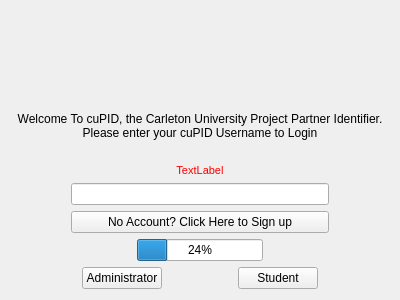
The window that UserAuthentication/loginform.ui (zcharli/carleton-student-project-partner-finder) describes before a commit, drawn with Qt 5.
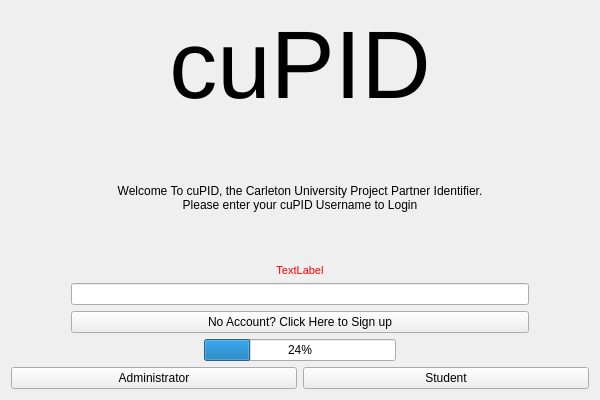
The same window after the commit. Icons and pictures are not drawn.

The edit to the form file:
```diff
--- a/UserAuthentication/loginform.ui
+++ b/UserAuthentication/loginform.ui
@@ -6,8 +6,8 @@
    <rect>
     <x>0</x>
     <y>0</y>
-    <width>400</width>
-    <height>300</height>
+    <width>600</width>
+    <height>400</height>
    </rect>
   </property>
   <property name="windowTitle">
@@ -21,24 +21,42 @@
      </property>
      <item>
       <widget class="QLabel" name="lblheader">
+       <property name="enabled">
+        <bool>true</bool>
+       </property>
+       <property name="minimumSize">
+        <size>
+         <width>0</width>
+         <height>0</height>
+        </size>
+       </property>
        <property name="font">
         <font>
-         <pointsize>50</pointsize>
-         <weight>75</weight>
-         <bold>true</bold>
+         <pointsize>72</pointsize>
+         <weight>50</weight>
+         <bold>false</bold>
         </font>
        </property>
        <property name="autoFillBackground">
-        <bool>true</bool>
+        <bool>false</bool>
+       </property>
+       <property name="styleSheet">
+        <string notr="true"/>
        </property>
        <property name="text">
-        <string/>
+        <string>cuPID</string>
        </property>
        <property name="pixmap">
         <pixmap resource="Images/Images.qrc">:/Images/Drawing.png/logo2.svg</pixmap>
        </property>
        <property name="alignment">
-        <set>Qt::AlignCenter</set>
+        <set>Qt::AlignHCenter|Qt::AlignTop</set>
+       </property>
+       <property name="wordWrap">
+        <bool>false</bool>
+       </property>
+       <property name="margin">
+        <number>0</number>
        </property>
       </widget>
      </item>
@@ -208,22 +226,6 @@
      </item>
      <item>
       <layout class="QHBoxLayout" name="horizontalLayout">
-       <item>
-        <spacer name="horizontalSpacer">
-         <property name="orientation">
-          <enum>Qt::Horizontal</enum>
-         </property>
-         <property name="sizeType">
-          <enum>QSizePolicy::Expanding</enum>
-         </property>
-         <property name="sizeHint" stdset="0">
-          <size>
-           <width>40</width>
-           <height>20</height>
-          </size>
-         </property>
-        </spacer>
-       </item>
        <item>
         <widget class="QPushButton" name="btnAdministrator">
          <property name="text">
@@ -231,19 +233,6 @@
          </property>
         </widget>
        </item>
-       <item>
-        <spacer name="horizontalSpacer_2">
-         <property name="orientation">
-          <enum>Qt::Horizontal</enum>
-         </property>
-         <property name="sizeHint" stdset="0">
-          <size>
-           <width>40</width>
-           <height>20</height>
-          </size>
-         </property>
-        </spacer>
-       </item>
        <item>
         <widget class="QPushButton" name="btnStudent">
          <property name="text">
@@ -251,19 +240,6 @@
          </property>
         </widget>
        </item>
-       <item>
-        <spacer name="horizontalSpacer_3">
-         <property name="orientation">
-          <enum>Qt::Horizontal</enum>
-         </property>
-         <property name="sizeHint" stdset="0">
-          <size>
-           <width>40</width>
-           <height>20</height>
-          </size>
-         </property>
-        </spacer>
-       </item>
       </layout>
      </item>
     </layout>
```
Left out of the diff: 11 changed lines with no effect on the pictures.
